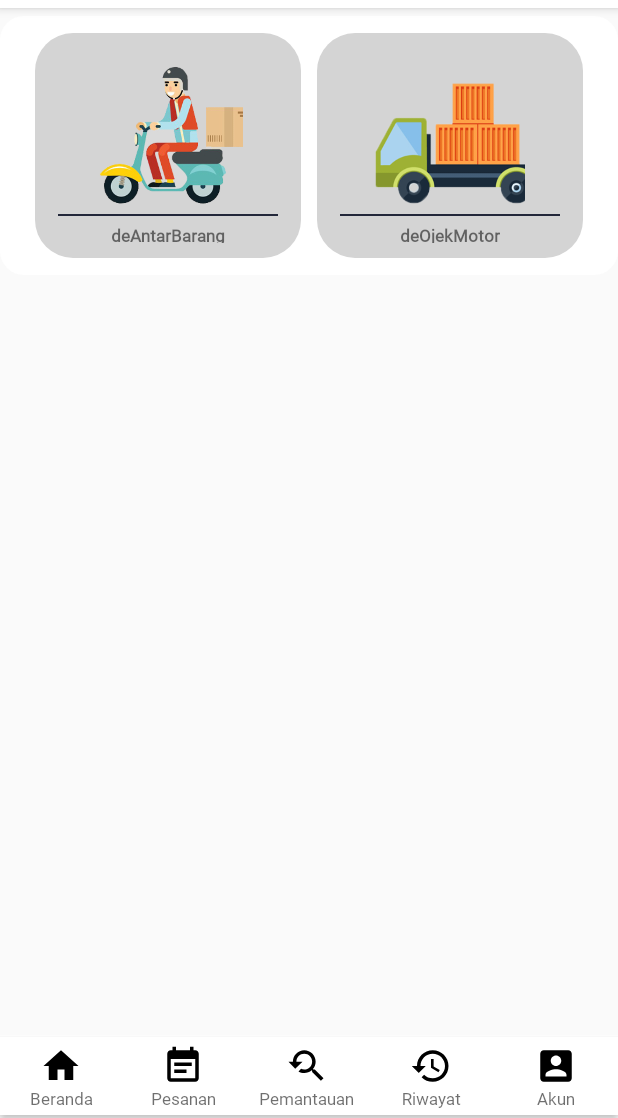
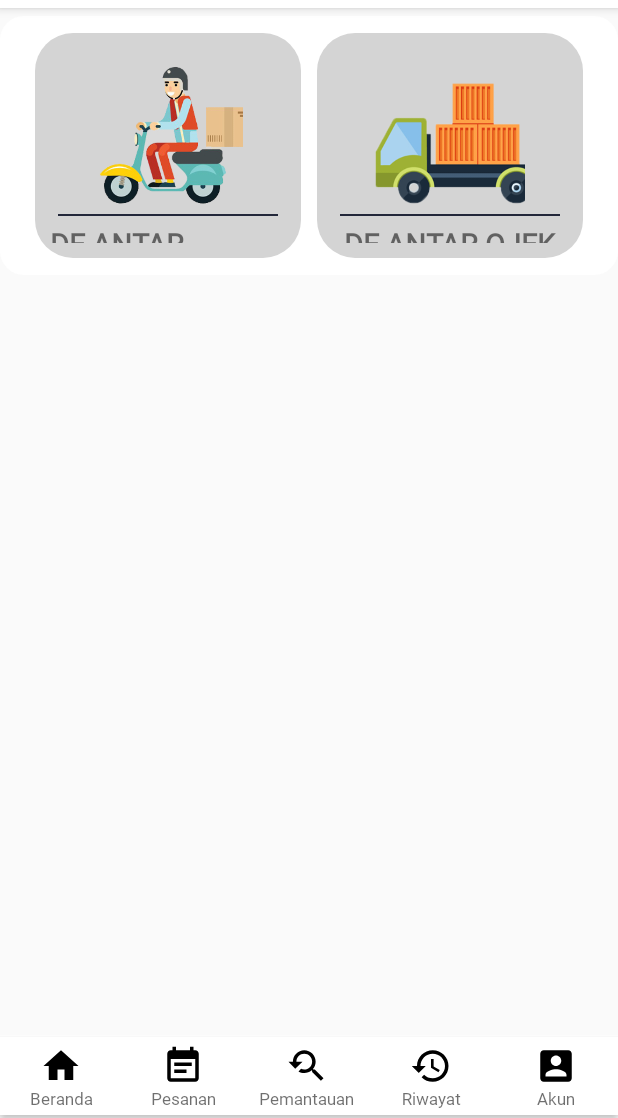
Before and after one commit to Rizkysuandana/d35t4r_d3v, an Android app: the TransportasiActivity screen opened directly, with no data from a screen before it, on a phone screen of 412 x 824 dp, the part 118-1236 px from its top. Run offline under Robolectric (Android 15) with nearby library versions, the phone set to English and light mode, and no system bars.

Commit message:
EDIT FONT

```diff
--- a/destar/destar/app/src/main/res/layout/activity_transportasi.xml
+++ b/destar/destar/app/src/main/res/layout/activity_transportasi.xml
@@ -66,9 +66,9 @@
                             android:layout_width="wrap_content"
                             android:layout_height="wrap_content"
                             android:layout_marginTop="0dp"
-                            android:text="deAntarBarang"
+                            android:text="DE ANTAR BARANG"
                             android:fontFamily="@font/perfectlyscratchy"
-                            android:textSize="11sp"
+                            android:textSize="19sp"
                             android:textStyle="bold" />
 
                     </LinearLayout>
@@ -110,8 +110,8 @@
                             android:layout_height="wrap_content"
                             android:layout_marginTop="0dp"
                             android:fontFamily="@font/perfectlyscratchy"
-                            android:text="deOjekMotor"
-                            android:textSize="11sp"
+                            android:text="DE ANTAR OJEK"
+                            android:textSize="19sp"
                             android:textStyle="bold" />
 
                     </LinearLayout>
```
Also changed, not shown: destar/destar/app/src/main/res/layout/activity_dashboard.xml (+8 -8 lines), 3 other files.
